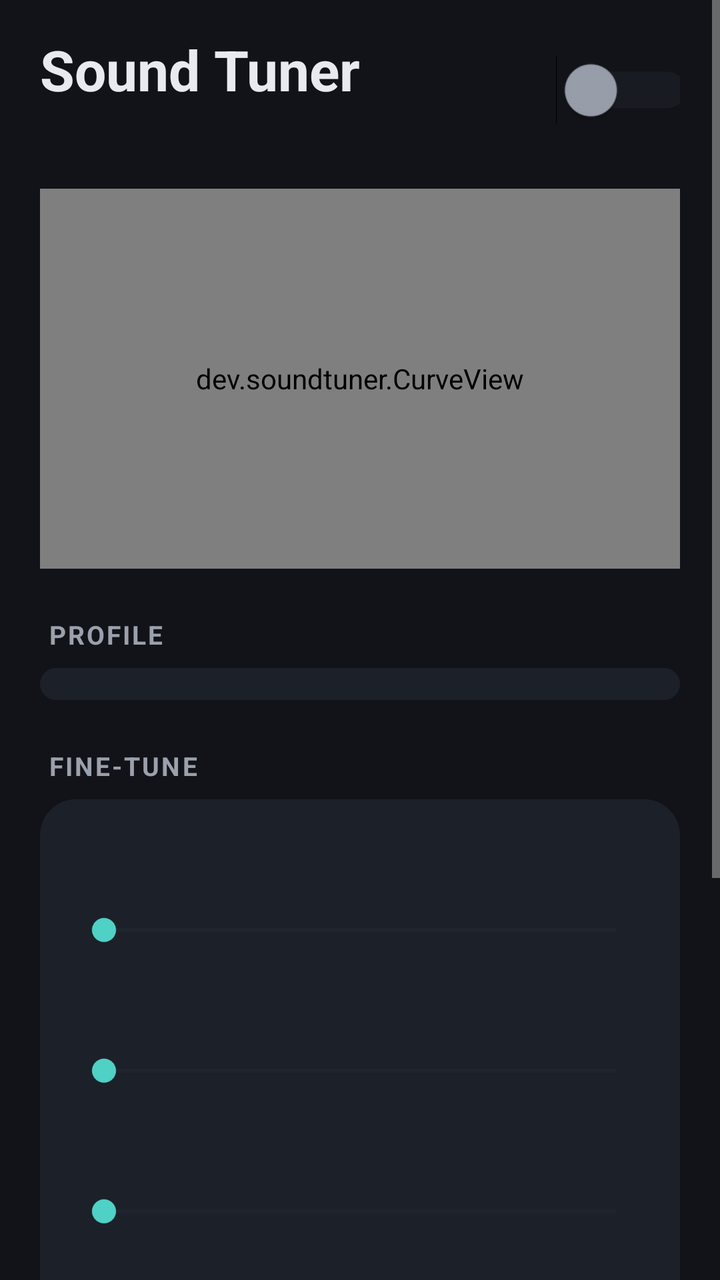
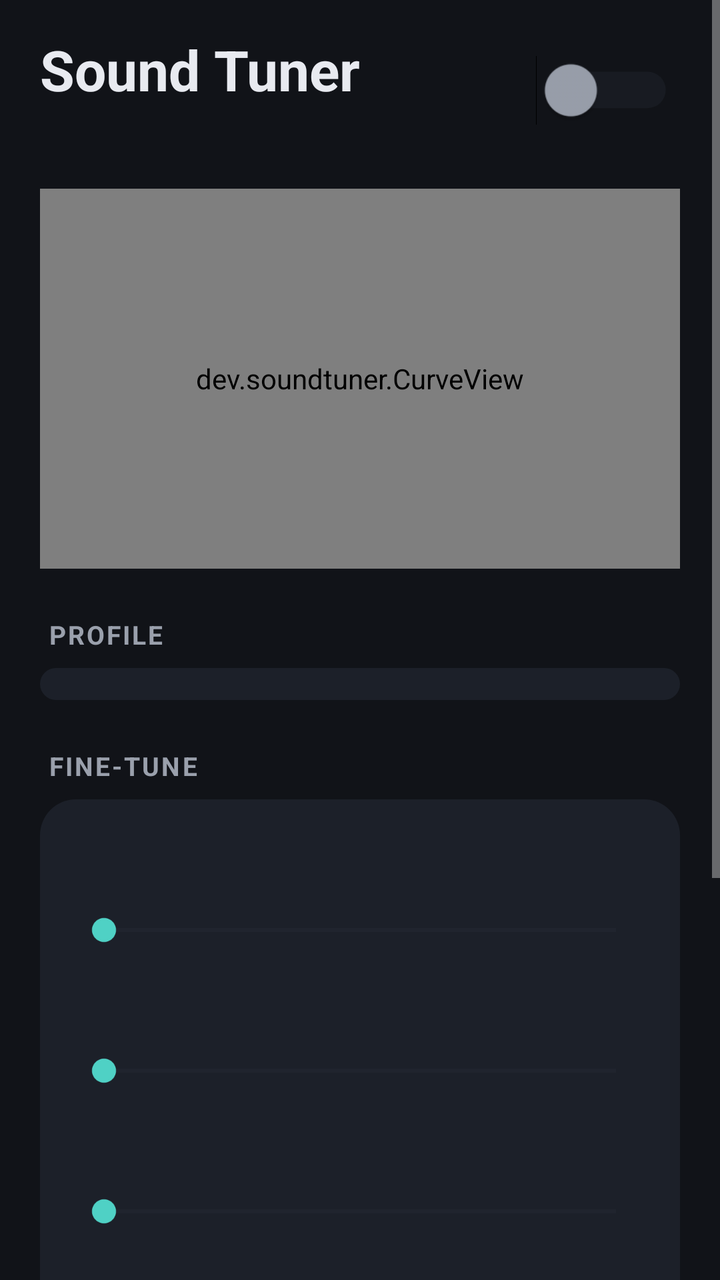

Compare the two renders of this Android layout. The source of the first and the diff that turns it into the second are given below.
<!-- AndroidManifest.xml: application theme Theme.SoundTuner -->
<!-- res/layout/activity_main.xml -->
<?xml version="1.0" encoding="utf-8"?>
<ScrollView xmlns:android="http://schemas.android.com/apk/res/android"
    android:layout_width="match_parent"
    android:layout_height="match_parent"
    android:background="@color/bg"
    android:fitsSystemWindows="true">

    <LinearLayout
        android:layout_width="match_parent"
        android:layout_height="wrap_content"
        android:orientation="vertical"
        android:paddingHorizontal="20dp"
        android:paddingTop="16dp"
        android:paddingBottom="32dp">

        
        <LinearLayout
            android:layout_width="match_parent"
            android:layout_height="wrap_content"
            android:gravity="center_vertical"
            android:orientation="horizontal">

            <LinearLayout
                android:layout_width="0dp"
                android:layout_height="wrap_content"
                android:layout_weight="1"
                android:orientation="vertical">

                <TextView
                    android:layout_width="wrap_content"
                    android:layout_height="wrap_content"
                    android:text="@string/app_name"
                    android:textColor="@color/text"
                    android:textSize="28sp"
                    android:textStyle="bold" />

                <TextView
                    android:id="@+id/status"
                    android:layout_width="wrap_content"
                    android:layout_height="wrap_content"
                    android:layout_marginTop="2dp"
                    android:textColor="@color/muted"
                    android:textSize="14sp" />
            </LinearLayout>

            <Switch
                android:id="@+id/power"
                android:layout_width="wrap_content"
                android:layout_height="wrap_content"
                android:scaleX="1.3"
                android:scaleY="1.3"
                android:thumbTint="@color/switch_thumb"
                android:trackTint="@color/switch_track" />
        </LinearLayout>

        
        <dev.soundtuner.CurveView
            android:id="@+id/curve"
            android:layout_width="match_parent"
            android:layout_height="190dp"
            android:layout_marginTop="20dp"
            android:background="@drawable/card"
            android:padding="14dp" />

        
        <TextView style="@style/SectionTitle" android:text="Profile" />

        <RadioGroup
            android:id="@+id/profiles"
            android:layout_width="match_parent"
            android:layout_height="wrap_content"
            android:background="@drawable/card"
            android:padding="8dp" />

        
        <TextView style="@style/SectionTitle" android:text="Fine-tune" />

        <LinearLayout
            android:layout_width="match_parent"
            android:layout_height="wrap_content"
            android:background="@drawable/card"
            android:orientation="vertical"
            android:padding="16dp">

            <TextView android:id="@+id/bassLabel" style="@style/SliderLabel" />
            <SeekBar android:id="@+id/bass" style="@style/Slider" />

            <TextView android:id="@+id/clarityLabel" style="@style/SliderLabel" />
            <SeekBar android:id="@+id/clarity" style="@style/Slider" />

            <TextView android:id="@+id/trebleLabel" style="@style/SliderLabel" />
            <SeekBar android:id="@+id/treble" style="@style/Slider" />

            <Button
                android:id="@+id/reset"
                style="?android:attr/borderlessButtonStyle"
                android:layout_width="wrap_content"
                android:layout_height="wrap_content"
                android:layout_gravity="end"
                android:text="Reset sliders"
                android:textAllCaps="false"
                android:textColor="@color/accent" />
        </LinearLayout>

        
        <TextView style="@style/SectionTitle" android:text="Options" />

        <LinearLayout
            android:layout_width="match_parent"
            android:layout_height="wrap_content"
            android:background="@drawable/card"
            android:orientation="vertical"
            android:padding="16dp">

            <Switch
                android:id="@+id/autoSwitch"
                android:layout_width="match_parent"
                android:layout_height="wrap_content"
                android:text="Switch profile automatically when EarPods or Galaxy Buds connect"
                android:textColor="@color/text"
                android:textSize="15sp"
                android:thumbTint="@color/switch_thumb"
                android:trackTint="@color/switch_track" />
        </LinearLayout>

        <TextView
            android:layout_width="match_parent"
            android:layout_height="wrap_content"
            android:layout_marginTop="16dp"
            android:lineSpacingExtra="3dp"
            android:text="Works across your phone's apps. If one app doesn't change, open that app's Equalizer setting (Spotify: Settings → Playback → Equalizer) and pick Sound Tuner."
            android:textColor="@color/muted"
            android:textSize="13sp" />
    </LinearLayout>
</ScrollView>
<!-- resources referenced by this layout -->
<resources>
  <color name="accent">#FF4FD1C5</color>
  <color name="bg">#FF111318</color>
  <color name="muted">#FF9AA0AC</color>
  <color name="text">#FFE8EAF0</color>
  <!-- drawable card (drawable) -->
  <?xml version="1.0" encoding="utf-8"?>
  <shape xmlns:android="http://schemas.android.com/apk/res/android" android:shape="rectangle">
      <solid android:color="@color/card" />
      <corners android:radius="18dp" />
  </shape>
  <string name="app_name">Sound Tuner</string>
  <style name="SectionTitle">
          <item name="android:layout_width">wrap_content</item>
          <item name="android:layout_height">wrap_content</item>
          <item name="android:layout_marginTop">24dp</item>
          <item name="android:layout_marginBottom">8dp</item>
          <item name="android:layout_marginStart">4dp</item>
          <item name="android:textColor">@color/muted</item>
          <item name="android:textSize">13sp</item>
          <item name="android:textStyle">bold</item>
          <item name="android:textAllCaps">true</item>
          <item name="android:letterSpacing">0.08</item>
      </style>
  <style name="Slider">
          <item name="android:layout_width">match_parent</item>
          <item name="android:layout_height">wrap_content</item>
          <item name="android:paddingVertical">12dp</item>
          <item name="android:progressTint">@color/accent</item>
          <item name="android:progressBackgroundTint">@color/grid</item>
          <item name="android:thumbTint">@color/accent</item>
      </style>
  <style name="SliderLabel">
          <item name="android:layout_width">wrap_content</item>
          <item name="android:layout_height">wrap_content</item>
          <item name="android:layout_marginTop">8dp</item>
          <item name="android:textColor">@color/text</item>
          <item name="android:textSize">15sp</item>
          <item name="android:fontFeatureSettings">tnum</item>
      </style>
  <style name="Theme.SoundTuner" parent="android:Theme.Material.NoActionBar">
          <item name="android:colorAccent">@color/accent</item>
          <item name="android:colorPrimary">@color/bg</item>
          <item name="android:colorPrimaryDark">@color/bg</item>
          <item name="android:windowBackground">@color/bg</item>
          <item name="android:statusBarColor">@color/bg</item>
          <item name="android:navigationBarColor">@color/bg</item>
          <item name="android:textColorPrimary">@color/text</item>
      </style>
  <color name="card">#FF1C2029</color>
  <color name="grid">#FF2A303B</color>
</resources>

<!-- the commit's change to res/layout/activity_main.xml (unified diff, before → after) -->
@@ -47,6 +47,7 @@
                 android:id="@+id/power"
                 android:layout_width="wrap_content"
                 android:layout_height="wrap_content"
+                android:layout_marginEnd="10dp"
                 android:scaleX="1.3"
                 android:scaleY="1.3"
                 android:thumbTint="@color/switch_thumb"
